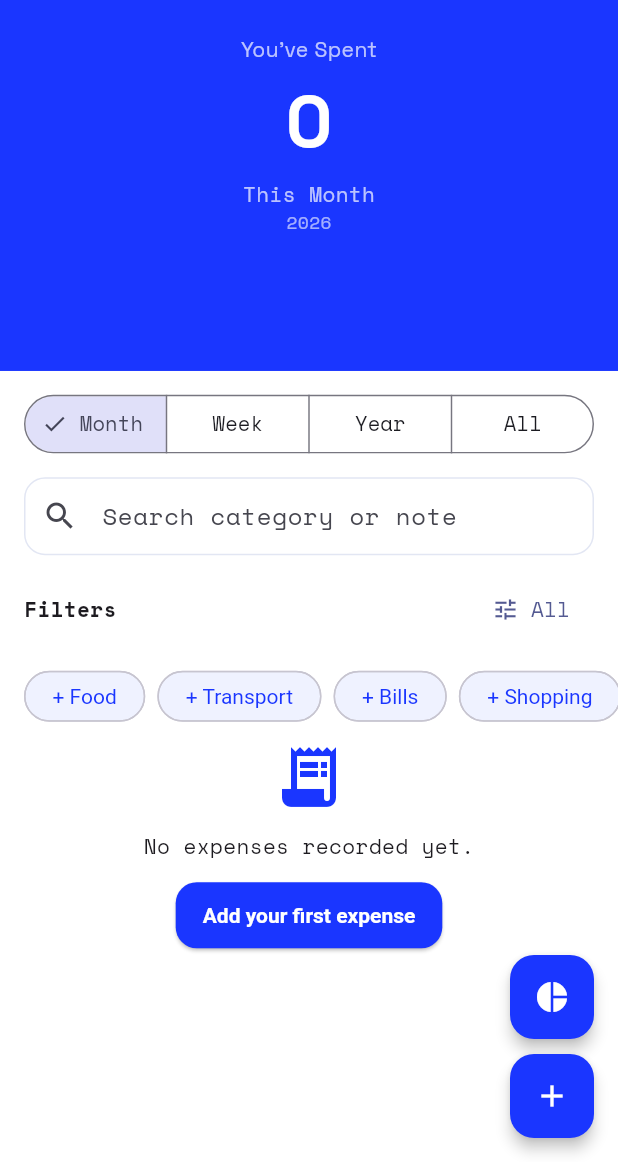
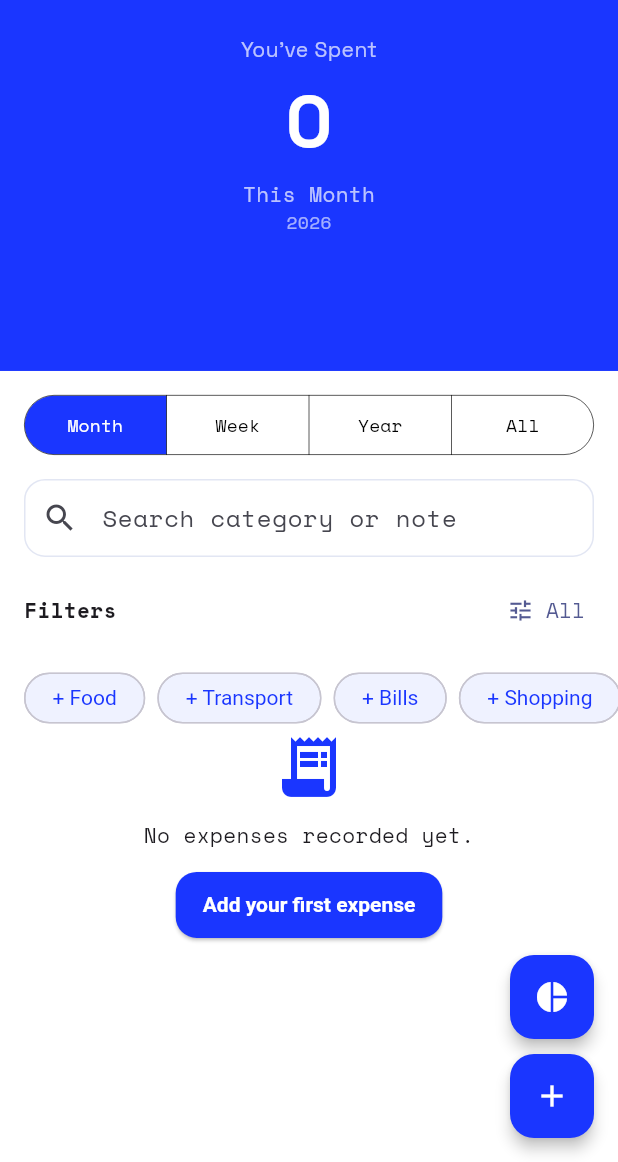
Before and after one commit to ElliotJcbH/tycha-expense-tracker, a Flutter app: the screen it shows once a user with an empty profile is signed in, on a phone screen of 412 x 824 dp, the part 74-1236 px from its top. Run offline on Flutter 3.47's test engine with Material 3 defaults, Android fonts, the phone set to English and light mode, and no system bars; our stand-ins replace cloud_firestore, firebase_auth, firebase_core, fl_chart; accounts and stored records are empty.

Commit message:
style updates

```diff
--- a/lib/screens/home/add_expense_form.dart
+++ b/lib/screens/home/add_expense_form.dart
@@ -51,6 +51,7 @@ class _AddExpenseFormState extends State<AddExpenseForm> {
 
     return Container(
       padding: const EdgeInsets.all(20),
+      color: Colors.white,
       child: Form(
         key: _formKey,
         child: SingleChildScrollView(
--- a/lib/screens/home/chart_screen.dart
+++ b/lib/screens/home/chart_screen.dart
@@ -96,6 +96,7 @@ class _ChartScreenState extends State<ChartScreen> {
       padding: const EdgeInsets.only(right: 8),
       child: ChoiceChip(
         label: Text(label),
+        checkmarkColor: Colors.white,
         selected: isSelected,
         onSelected: (_) => setState(() => selectedView = value),
       ),
--- a/lib/screens/home/expense_list.dart
+++ b/lib/screens/home/expense_list.dart
@@ -67,7 +67,7 @@ class ExpenseList extends StatelessWidget {
           child: Card(
             margin: const EdgeInsets.only(bottom: 12),
             child: ListTile(
-              contentPadding: const EdgeInsets.symmetric(horizontal: 16, vertical: 6),
+              contentPadding: const EdgeInsets.symmetric(horizontal: 0, vertical: 6),
               leading: CircleAvatar(
                 backgroundColor: const Color(0xFF1A36FF).withOpacity(0.1),
                 child: Icon(_getCategoryIcon(expense.category), color: const Color(0xFF1A36FF)),
--- a/lib/screens/home/home_screen.dart
+++ b/lib/screens/home/home_screen.dart
@@ -162,29 +162,31 @@ class _HomeScreenState extends State<HomeScreen> {
       builder: (context) {
         return SafeArea(
           child: Padding(
-            padding: const EdgeInsets.all(16),
+            padding: const EdgeInsets.symmetric(horizontal: 16),
             child: Column(
               mainAxisSize: MainAxisSize.min,
+              mainAxisAlignment: MainAxisAlignment.start,
               crossAxisAlignment: CrossAxisAlignment.start,
               children: [
                 Center(
                   child: Container(
                     width: 40,
                     height: 4,
-                    margin: const EdgeInsets.only(bottom: 16),
+                    margin: const EdgeInsets.only(top: 16, bottom: 16),
                     decoration: BoxDecoration(
                       color: Colors.grey.shade300,
                       borderRadius: BorderRadius.circular(20),
                     ),
                   ),
                 ),
-                const Text('Filter by category', style: TextStyle(fontWeight: FontWeight.w600)),
+                const Text('Filter by Category', style: TextStyle(fontWeight: FontWeight.w600)),
                 const SizedBox(height: 12),
                 Flexible(
                   child: ListView(
                     shrinkWrap: true,
                     children: categoryFilters.map((cat) {
                       return RadioListTile<String>(
+                        contentPadding: EdgeInsets.zero,
                         value: cat,
                         groupValue: selectedCategory,
                         title: Text(cat),
@@ -289,6 +291,9 @@ class _HomeScreenState extends State<HomeScreen> {
                             ),
                             IconButton(
                               icon: const Icon(Icons.logout, color: Colors.white),
+                              style: ButtonStyle(
+                                padding: WidgetStateProperty.all(EdgeInsets.zero),
+                              ),
                               onPressed: () => _confirmSignOut(auth),
                             ),
                           ],
@@ -341,22 +346,46 @@ class _HomeScreenState extends State<HomeScreen> {
                   children: [
                     Padding(
                       padding: const EdgeInsets.symmetric(horizontal: 16),
-                      child: Center(
-                        child: FittedBox(
-                          fit: BoxFit.scaleDown,
-                          child: SegmentedButton<TimeRange>(
-                            segments: const [
-                              ButtonSegment(value: TimeRange.month, label: Text('Month')),
-                              ButtonSegment(value: TimeRange.week, label: Text('Week')),
-                              ButtonSegment(value: TimeRange.year, label: Text('Year')),
-                              ButtonSegment(value: TimeRange.all, label: Text('All')),
-                            ],
-                            selected: {selectedRange},
-                            onSelectionChanged: (value) {
-                              setState(() => selectedRange = value.first);
-                            },
+                      child: SegmentedButton<TimeRange>(
+                        expandedInsets: EdgeInsets.zero,
+                        showSelectedIcon: false,
+                        style: ButtonStyle(
+                          backgroundColor: WidgetStateProperty.resolveWith<Color>(
+                              (states) {
+                                if (states.contains(WidgetState.selected)) {
+                                  return Color(0xFF1A36FF);
+                                }
+                                return Colors.transparent;
+                              },
+                          ),
+                          foregroundColor: WidgetStateProperty.resolveWith<Color>(
+                              (states) {
+                                if (states.contains(WidgetState.selected)) {
+                                  return Colors.white;
+                                }
+                                return Colors.black;
+                              },
+                          ),
+                          side: WidgetStateProperty.resolveWith<BorderSide>(
+                              (states) => BorderSide(
+                                color: Colors.black87,
+                                width: 0.5,
+                              ),
+                          ),
+                          shape: WidgetStateProperty.all(
+                            RoundedRectangleBorder(borderRadius: BorderRadius.circular(20)),
                           ),
                         ),
+                        segments: const [
+                          ButtonSegment(value: TimeRange.month, label: Text('Month', style: TextStyle(fontSize: 12),)),
+                          ButtonSegment(value: TimeRange.week, label: Text('Week', style: TextStyle(fontSize: 12),)),
+                          ButtonSegment(value: TimeRange.year, label: Text('Year', style: TextStyle(fontSize: 12),)),
+                          ButtonSegment(value: TimeRange.all, label: Text('All', style: TextStyle(fontSize: 12),)),
+                        ],
+                        selected: {selectedRange},
+                        onSelectionChanged: (value) {
+                          setState(() => selectedRange = value.first);
+                        },
                       ),
                     ),
                     const SizedBox(height: 12),
@@ -380,6 +409,9 @@ class _HomeScreenState extends State<HomeScreen> {
                           const Text('Filters', style: TextStyle(fontWeight: FontWeight.w600)),
                           TextButton.icon(
                             onPressed: () => _openFilterSheet(categoryFilters),
+                            style: ButtonStyle(
+                              padding: WidgetStateProperty.all(EdgeInsets.zero),
+                            ),
                             icon: const Icon(Icons.tune),
                             label: Text(selectedCategory == 'All' ? 'All' : selectedCategory),
                           ),
@@ -403,7 +435,7 @@ class _HomeScreenState extends State<HomeScreen> {
                         },
                       ),
                     ),
-                    const SizedBox(height: 8),
+                    const SizedBox(height: 0),
                     ExpenseList(
                       expenses: filteredExpenses,
                       db: db,
--- a/lib/services/auth_service.dart
+++ b/lib/services/auth_service.dart
@@ -3,12 +3,10 @@ import 'package:firebase_auth/firebase_auth.dart';
 class AuthService {
   final FirebaseAuth _auth = FirebaseAuth.instance;
 
-  // auth change user stream
   Stream<User?> get user {
     return _auth.authStateChanges();
   }
 
-  // sign in with email and password
   Future<User?> signInWithEmailAndPassword(String email, String password) async {
     try {
       UserCredential result = await _auth.signInWithEmailAndPassword(email: email, password: password);
@@ -19,7 +17,6 @@ class AuthService {
     }
   }
 
-  // register with email and password
   Future<User?> registerWithEmailAndPassword(String email, String password) async {
     try {
       UserCredential result = await _auth.createUserWithEmailAndPassword(email: email, password: password);
@@ -30,7 +27,6 @@ class AuthService {
     }
   }
 
-  // sign out
   Future<void> signOut() async {
     try {
       return await _auth.signOut();
```
